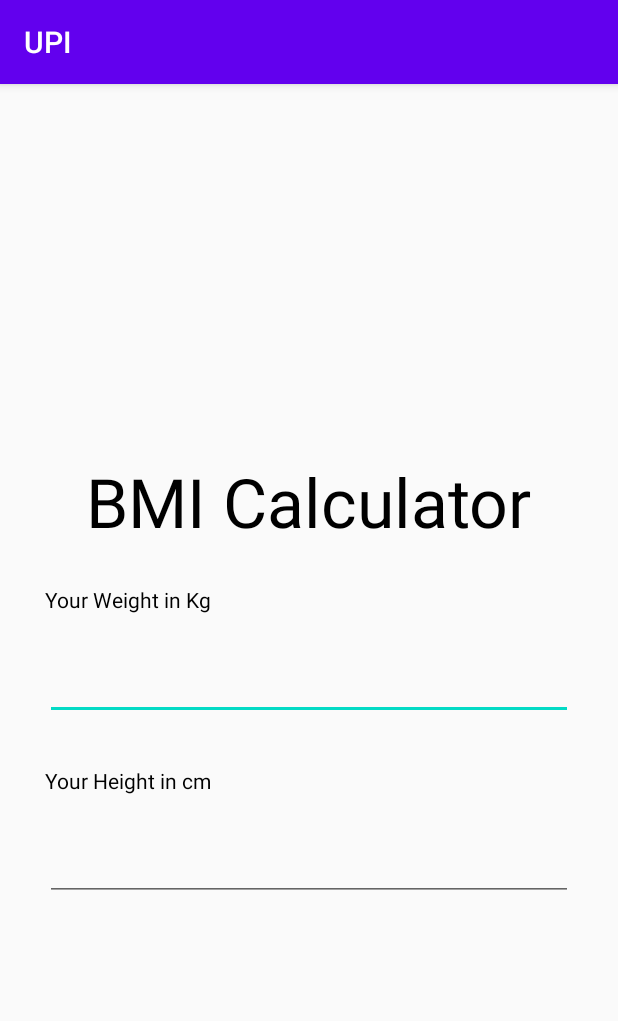
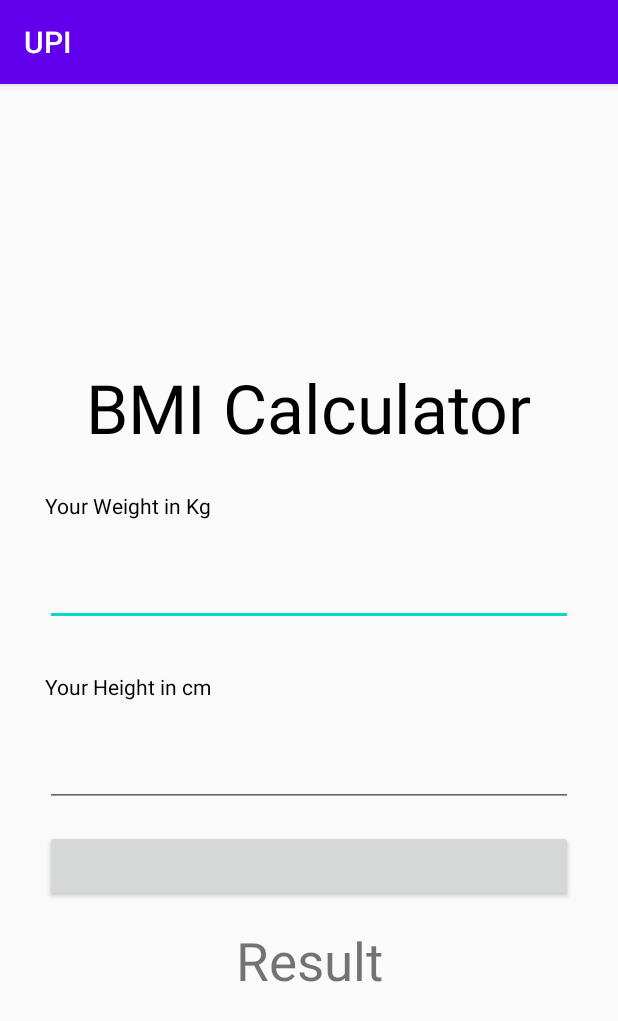
Before and after one commit to Mini-Project-GLAU-2020-21/Patient-s_Unique_Identification, an Android app: the Bmi screen opened directly, with no data from a screen before it, on a phone screen of 412 x 824 dp. Shown: the top 1021 px of the screen. Run offline under Robolectric (Android 15) with nearby library versions, the phone set to English and light mode, and no system bars; Roboto replaces fonts that are not available here.

Commit message:
Initial Commit

```diff
--- a/app/src/main/res/layout/activity_bmi.xml
+++ b/app/src/main/res/layout/activity_bmi.xml
@@ -46,4 +46,19 @@
         android:padding="15dp"
         android:inputType="numberDecimal"
         />
+
+    <Button
+        android:layout_width="match_parent"
+        android:layout_height="wrap_content"
+        android:layout_marginVertical="15dp"
+        android:layout_marginHorizontal="30dp"
+        />
+    <TextView
+        android:layout_width="match_parent"
+        android:layout_height="wrap_content"
+        android:textAlignment="center"
+        android:text="Result"
+        android:textSize="35sp"
+
+        />
 </LinearLayout>
```
